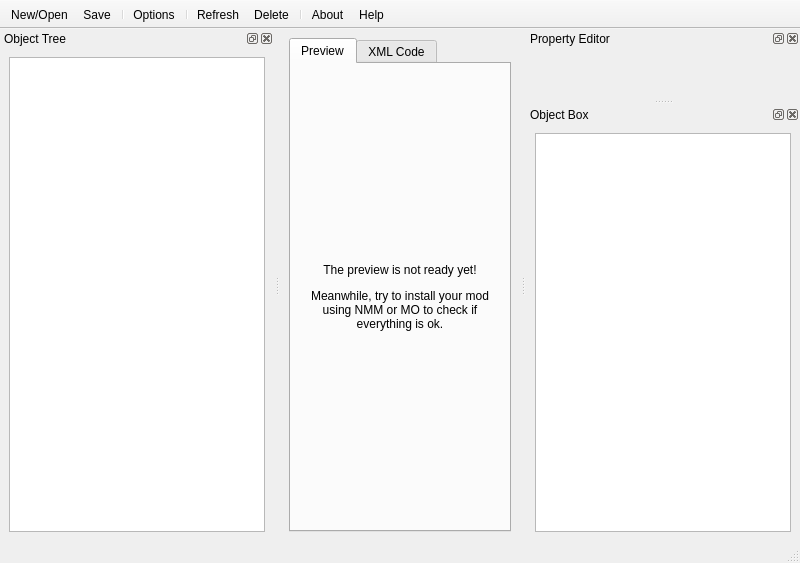
Above: resources/templates/mainframe.ui from GandaG/fomod-designer before the change. Below: the same form after it.
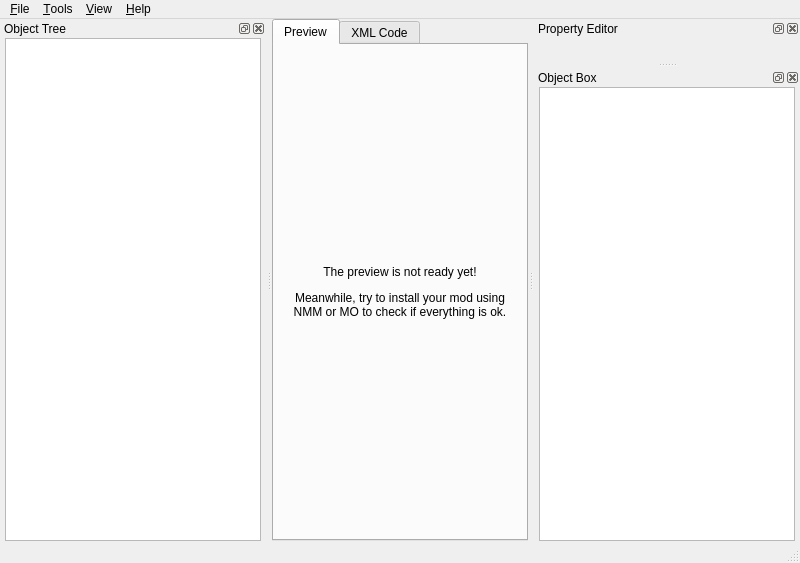
That is the form after the change. The open tabs and pages were chosen to show the change. Icons and pictures are not drawn.

Commit message: Fixes #13. Added view menu and the ability to toggle any of the dock widgets on or off. Added override to the main window close event in case there have been changes.

```diff
--- a/resources/templates/mainframe.ui
+++ b/resources/templates/mainframe.ui
@@ -18,8 +18,17 @@
     <property name="spacing">
      <number>6</number>
     </property>
+    <property name="leftMargin">
+     <number>0</number>
+    </property>
+    <property name="topMargin">
+     <number>0</number>
+    </property>
+    <property name="rightMargin">
+     <number>0</number>
+    </property>
     <property name="bottomMargin">
-     <number>9</number>
+     <number>0</number>
     </property>
     <item>
      <widget class="QTabWidget" name="tabWidget">
@@ -84,36 +93,6 @@
    </layout>
   </widget>
   <widget class="QStatusBar" name="statusbar"/>
-  <widget class="QToolBar" name="toolBar">
-   <property name="windowTitle">
-    <string>toolBar</string>
-   </property>
-   <property name="movable">
-    <bool>false</bool>
-   </property>
-   <property name="toolButtonStyle">
-    <enum>Qt::ToolButtonIconOnly</enum>
-   </property>
-   <property name="floatable">
-    <bool>true</bool>
-   </property>
-   <attribute name="toolBarArea">
-    <enum>TopToolBarArea</enum>
-   </attribute>
-   <attribute name="toolBarBreak">
-    <bool>false</bool>
-   </attribute>
-   <addaction name="action_Open"/>
-   <addaction name="action_Save"/>
-   <addaction name="separator"/>
-   <addaction name="actionO_ptions"/>
-   <addaction name="separator"/>
-   <addaction name="action_Refresh"/>
-   <addaction name="action_Delete"/>
-   <addaction name="separator"/>
-   <addaction name="action_About"/>
-   <addaction name="actionHe_lp"/>
-  </widget>
   <widget class="QDockWidget" name="property_editor">
    <property name="allowedAreas">
     <set>Qt::LeftDockWidgetArea|Qt::RightDockWidgetArea</set>
@@ -125,10 +104,35 @@
     <number>2</number>
    </attribute>
    <widget class="QWidget" name="dockWidgetContents">
-    <layout class="QFormLayout" name="formLayout"/>
+    <layout class="QFormLayout" name="formLayout">
+     <property name="horizontalSpacing">
+      <number>6</number>
+     </property>
+     <property name="verticalSpacing">
+      <number>6</number>
+     </property>
+     <property name="leftMargin">
+      <number>5</number>
+     </property>
+     <property name="topMargin">
+      <number>0</number>
+     </property>
+     <property name="rightMargin">
+      <number>5</number>
+     </property>
+     <property name="bottomMargin">
+      <number>0</number>
+     </property>
+    </layout>
    </widget>
   </widget>
   <widget class="QDockWidget" name="object_tree">
+   <property name="floating">
+    <bool>false</bool>
+   </property>
+   <property name="features">
+    <set>QDockWidget::AllDockWidgetFeatures</set>
+   </property>
    <property name="allowedAreas">
     <set>Qt::LeftDockWidgetArea|Qt::RightDockWidgetArea</set>
    </property>
@@ -140,6 +144,18 @@
    </attribute>
    <widget class="QWidget" name="dockWidgetContents_2">
     <layout class="QHBoxLayout" name="horizontalLayout">
+     <property name="leftMargin">
+      <number>5</number>
+     </property>
+     <property name="topMargin">
+      <number>0</number>
+     </property>
+     <property name="rightMargin">
+      <number>5</number>
+     </property>
+     <property name="bottomMargin">
+      <number>0</number>
+     </property>
      <item>
       <widget class="QTreeView" name="object_tree_view">
        <property name="enabled">
@@ -174,12 +190,69 @@
    </attribute>
    <widget class="QWidget" name="dockWidgetContents_3">
     <layout class="QHBoxLayout" name="horizontalLayout_2">
+     <property name="leftMargin">
+      <number>5</number>
+     </property>
+     <property name="topMargin">
+      <number>0</number>
+     </property>
+     <property name="rightMargin">
+      <number>5</number>
+     </property>
+     <property name="bottomMargin">
+      <number>0</number>
+     </property>
      <item>
       <widget class="QListView" name="object_box_list"/>
      </item>
     </layout>
    </widget>
   </widget>
+  <widget class="QMenuBar" name="menuBar">
+   <property name="geometry">
+    <rect>
+     <x>0</x>
+     <y>0</y>
+     <width>800</width>
+     <height>21</height>
+    </rect>
+   </property>
+   <widget class="QMenu" name="menu_File">
+    <property name="title">
+     <string>&amp;File</string>
+    </property>
+    <addaction name="action_Open"/>
+    <addaction name="action_Save"/>
+    <addaction name="separator"/>
+    <addaction name="actionO_ptions"/>
+   </widget>
+   <widget class="QMenu" name="menu_Tools">
+    <property name="title">
+     <string>&amp;Tools</string>
+    </property>
+    <addaction name="action_Refresh"/>
+    <addaction name="action_Delete"/>
+   </widget>
+   <widget class="QMenu" name="menu_View">
+    <property name="title">
+     <string>&amp;View</string>
+    </property>
+    <addaction name="action_Object_Tree"/>
+    <addaction name="action_Property_Editor"/>
+    <addaction name="actionObject_Box"/>
+   </widget>
+   <widget class="QMenu" name="menu_Help">
+    <property name="title">
+     <string>&amp;Help</string>
+    </property>
+    <addaction name="action_About"/>
+    <addaction name="actionHe_lp"/>
+   </widget>
+   <addaction name="menu_File"/>
+   <addaction name="menu_Tools"/>
+   <addaction name="menu_View"/>
+   <addaction name="menu_Help"/>
+  </widget>
   <action name="action_Open">
    <property name="icon">
     <iconset>
```
Left out of the diff: 39 changed lines with no effect on the pictures. The commit also changes 1 other file.
